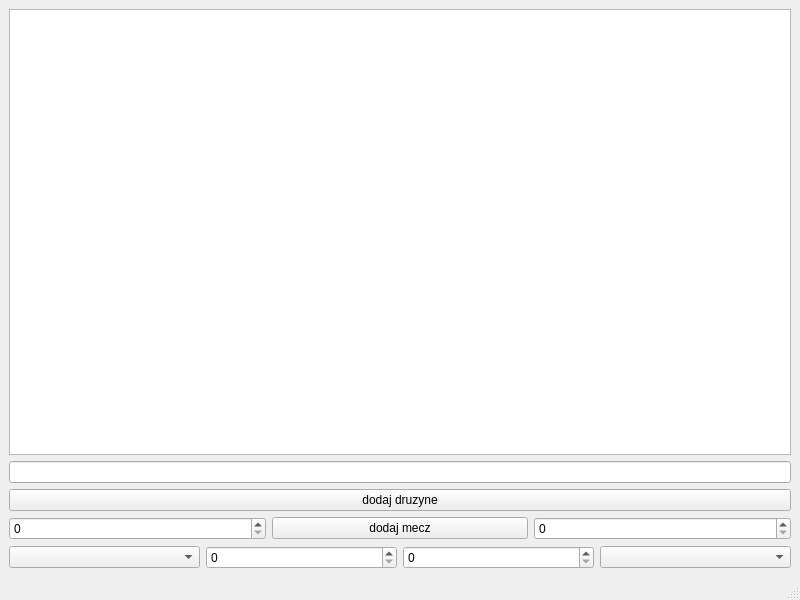
Qt form mainwindow.ui (Kperp8/tournament-tracker-PL) before a commit.
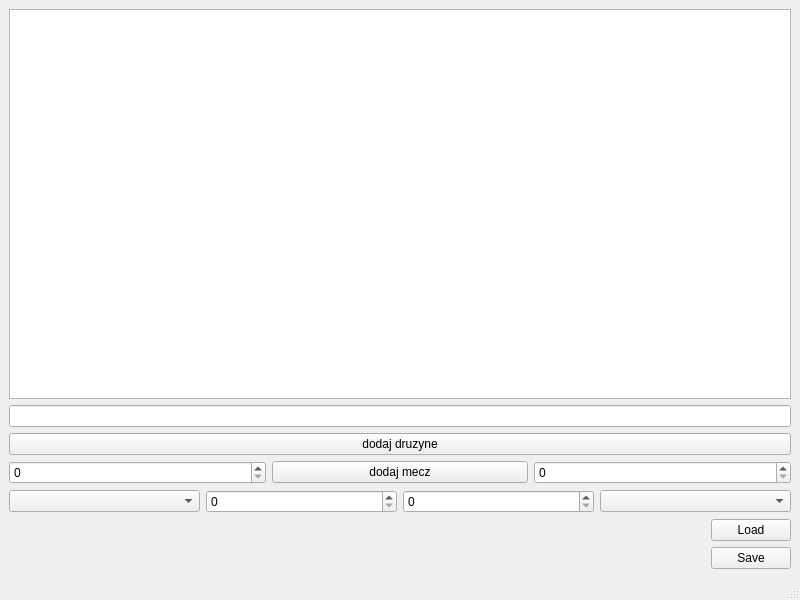
The same form after that commit.

Commit message: dodalem ladowanie plikow, co do ui musze sie zastanowic jak to wizualnie ogarnac

```diff
--- a/mainwindow.ui
+++ b/mainwindow.ui
@@ -65,6 +65,20 @@
       </item>
      </layout>
     </item>
+    <item alignment="Qt::AlignmentFlag::AlignRight">
+     <widget class="QPushButton" name="Load_Button">
+      <property name="text">
+       <string>Load</string>
+      </property>
+     </widget>
+    </item>
+    <item alignment="Qt::AlignmentFlag::AlignRight">
+     <widget class="QPushButton" name="Save_Button">
+      <property name="text">
+       <string>Save</string>
+      </property>
+     </widget>
+    </item>
    </layout>
   </widget>
   <widget class="QMenuBar" name="menubar">
```
Left out of the diff: 2 changed lines with no effect on the pictures. The commit also changes 7 other files.
